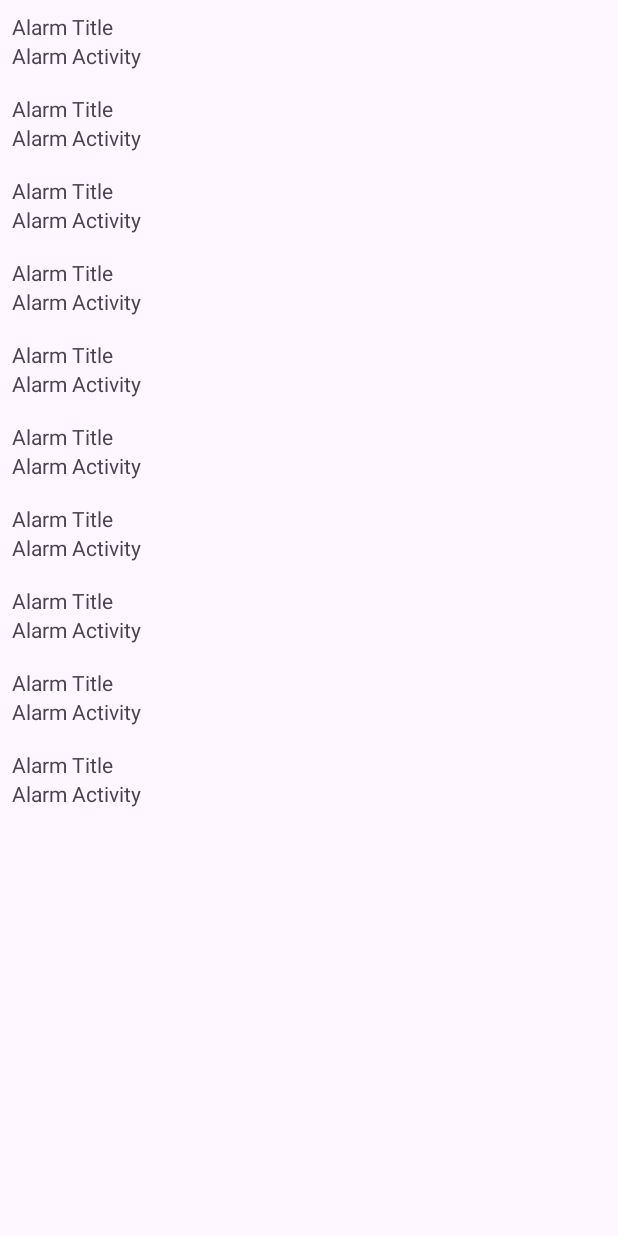
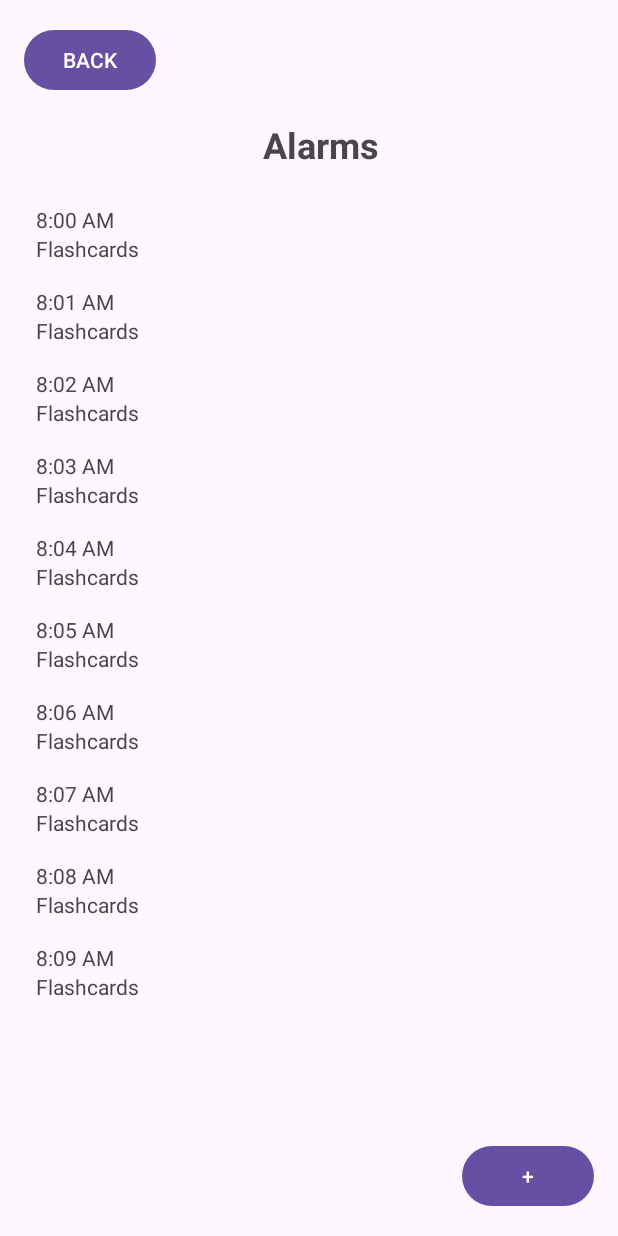
Before and after one commit to cduong2/puzzle-alarm, an Android app: the AlarmListFragment screen opened directly, with no data from a screen before it, on a phone screen of 412 x 824 dp. Run offline under Robolectric (Android 15) with nearby library versions, the phone set to English and light mode, and no system bars.

Commit message:
added alarm view and alarm form

```diff
--- a/ZooAlarm/app/src/main/java/com/example/zooalarm/AlarmListFragment.java
+++ b/ZooAlarm/app/src/main/java/com/example/zooalarm/AlarmListFragment.java
@@ -1,9 +1,12 @@
 package com.example.zooalarm;
 
+import android.content.Intent;
 import android.os.Bundle;
 import android.view.LayoutInflater;
 import android.view.View;
 import android.view.ViewGroup;
+import android.widget.Button;
+import android.widget.TextView;
 
 import androidx.fragment.app.Fragment;
 import androidx.recyclerview.widget.LinearLayoutManager;
@@ -11,30 +14,63 @@ import androidx.recyclerview.widget.RecyclerView;
 
 import java.util.List;
 
-public class AlarmListFragment extends Fragment {
+public class AlarmListFragment extends Fragment implements View.OnClickListener{
     private RecyclerView mAlarmRecyclerView;
     private AlarmAdapter mAdapter;
+    private Button mAlarmButton;
+    private Button mBackButton;
+
+
     @Override
     public View onCreateView(LayoutInflater inflater, ViewGroup container, Bundle savedInstanceState){
         View view = inflater.inflate(R.layout.fragment_alarm_list, container, false);
         mAlarmRecyclerView = (RecyclerView) view
                 .findViewById(R.id.alarm_recycler_view);
         mAlarmRecyclerView.setLayoutManager(new LinearLayoutManager(getActivity()));
+        // Initialize your buttons and set click listeners
+        mAlarmButton = view.findViewById(R.id.addAlarmButton);
+        mBackButton = view.findViewById(R.id.backButton);
+        mAlarmButton.setOnClickListener(this);
+        mBackButton.setOnClickListener(this);
         updateUI();
         return view;
 
     }
     private void updateUI() {
         AlarmLab alarmLab = AlarmLab.get(getActivity());
-        List<Alarm> crimes = alarmLab.getAlarms();
-        mAdapter = new AlarmAdapter(crimes);
+        List<Alarm> alarms = alarmLab.getAlarms();
+        mAdapter = new AlarmAdapter(alarms);
         mAlarmRecyclerView.setAdapter(mAdapter);
     }
     private class AlarmHolder extends RecyclerView.ViewHolder {
+        private TextView mTimeTextView;
+        private TextView mActivityTextView;
+        private Alarm mAlarm;
+        public void bind(Alarm alarm) {
+            mAlarm = alarm;
+            mTimeTextView.setText(mAlarm.getTime());
+            mActivityTextView.setText(mAlarm.getActivity());
+        }
         public AlarmHolder(LayoutInflater inflater, ViewGroup parent) {
             super(inflater.inflate(R.layout.list_item_alarm, parent, false));
+            mTimeTextView = (TextView) itemView.findViewById(R.id.alarm_title);
+            mActivityTextView = (TextView) itemView.findViewById(R.id.alarm_activity);
+        } }
+
+
+    @Override
+    public void onClick(View v) {
+        final int viewId = v.getId();
+        if (viewId == R.id.addAlarmButton){
+            startActivity(new Intent(getActivity(), AlarmCreateActivity.class));
+
+        }else if(viewId==R.id.backButton){
+            startActivity(new Intent(getActivity(), MainActivity.class));
+
         }
     }
+
+
     private class AlarmAdapter extends RecyclerView.Adapter<AlarmHolder> {
         private List<Alarm> mAlarms;
         public AlarmAdapter(List<Alarm> alarms) {
@@ -47,6 +83,8 @@ public class AlarmListFragment extends Fragment {
         }
         @Override
         public void onBindViewHolder(AlarmHolder holder, int position) {
+            Alarm alarm = mAlarms.get(position);
+            holder.bind(alarm);
         }
         @Override
         public int getItemCount() {
--- a/ZooAlarm/app/src/main/java/com/example/zooalarm/MainActivity.java
+++ b/ZooAlarm/app/src/main/java/com/example/zooalarm/MainActivity.java
@@ -57,7 +57,7 @@ public class MainActivity extends AppCompatActivity implements View.OnClickListe
             startActivity(new Intent(this, WeatherActivity.class));
 
         }else if(viewId==R.id.alarm_button){
-            startActivity(new Intent(this, AlarmCreateActivity.class));
+            startActivity(new Intent(this, AlarmListActivity.class));
 
         }
     }
--- a/ZooAlarm/app/src/main/res/layout/fragment_alarm_list.xml
+++ b/ZooAlarm/app/src/main/res/layout/fragment_alarm_list.xml
@@ -1,6 +1,51 @@
 <?xml version="1.0" encoding="utf-8"?>
-<androidx.recyclerview.widget.RecyclerView
-    xmlns:android="http://schemas.android.com/apk/res/android"
-    android:id="@+id/alarm_recycler_view"
+
+<androidx.constraintlayout.widget.ConstraintLayout xmlns:android="http://schemas.android.com/apk/res/android"
+    xmlns:app="http://schemas.android.com/apk/res-auto"
+    xmlns:tools="http://schemas.android.com/tools"
     android:layout_width="match_parent"
-    android:layout_height="match_parent"/>
+    android:layout_height="match_parent">
+    <Button
+        android:id="@+id/backButton"
+        android:layout_width="wrap_content"
+        android:layout_height="wrap_content"
+        android:text="Back"
+        android:textAllCaps="true"
+        app:layout_constraintTop_toTopOf="parent"
+        app:layout_constraintStart_toStartOf="parent"
+        android:layout_marginTop="16dp"
+        android:layout_marginStart="16dp"/>
+    <TextView
+        android:id="@+id/headerTextView"
+        android:layout_width="wrap_content"
+        android:layout_height="wrap_content"
+        android:text="Alarms"
+        android:textSize="24sp"
+        android:textStyle="bold"
+        app:layout_constraintTop_toBottomOf="@id/backButton"
+        app:layout_constraintStart_toStartOf="parent"
+        app:layout_constraintEnd_toEndOf="parent"
+        android:layout_marginTop="16dp"
+        android:layout_marginStart="16dp"/>
+
+    <androidx.recyclerview.widget.RecyclerView
+        android:id="@+id/alarm_recycler_view"
+        android:layout_width="0dp"
+        android:layout_height="0dp"
+        android:padding="16dp"
+        app:layout_constraintTop_toBottomOf="@id/headerTextView"
+        app:layout_constraintStart_toStartOf="parent"
+        app:layout_constraintEnd_toEndOf="parent"
+        app:layout_constraintBottom_toTopOf="@id/addAlarmButton"/>
+
+    <Button
+        android:id="@+id/addAlarmButton"
+        android:layout_width="wrap_content"
+        android:layout_height="wrap_content"
+        android:text="+"
+        android:textAllCaps="true"
+        app:layout_constraintBottom_toBottomOf="parent"
+        app:layout_constraintEnd_toEndOf="parent"
+        android:layout_marginBottom="16dp"
+        android:layout_marginEnd="16dp"/>
+</androidx.constraintlayout.widget.ConstraintLayout>
```
